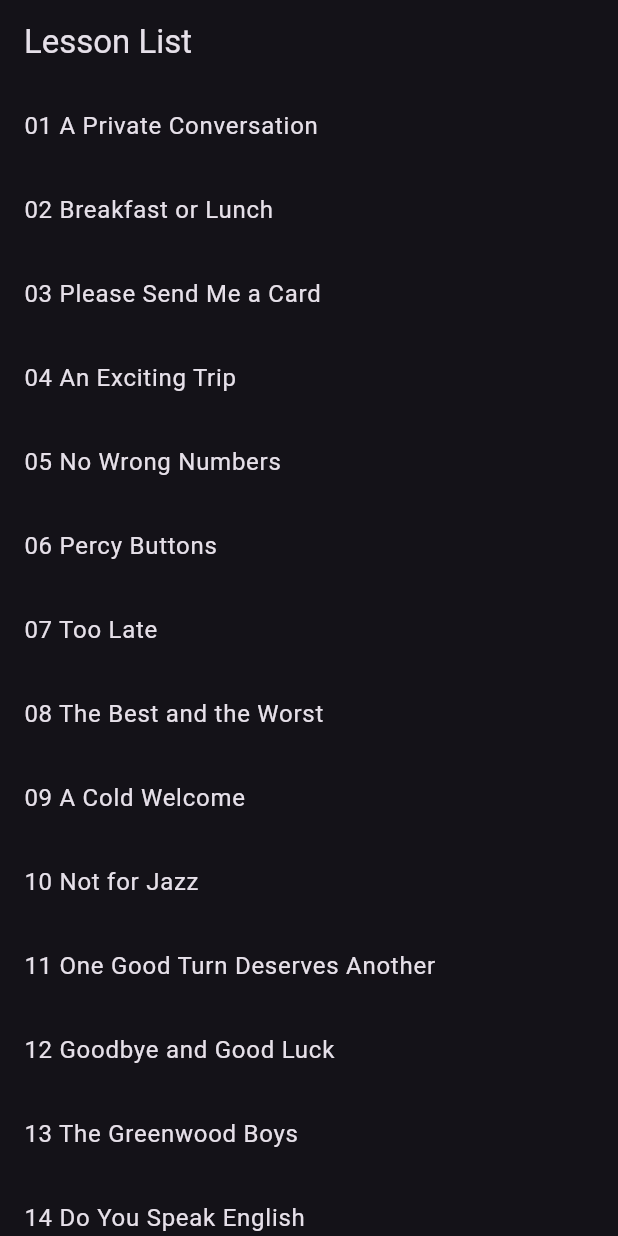
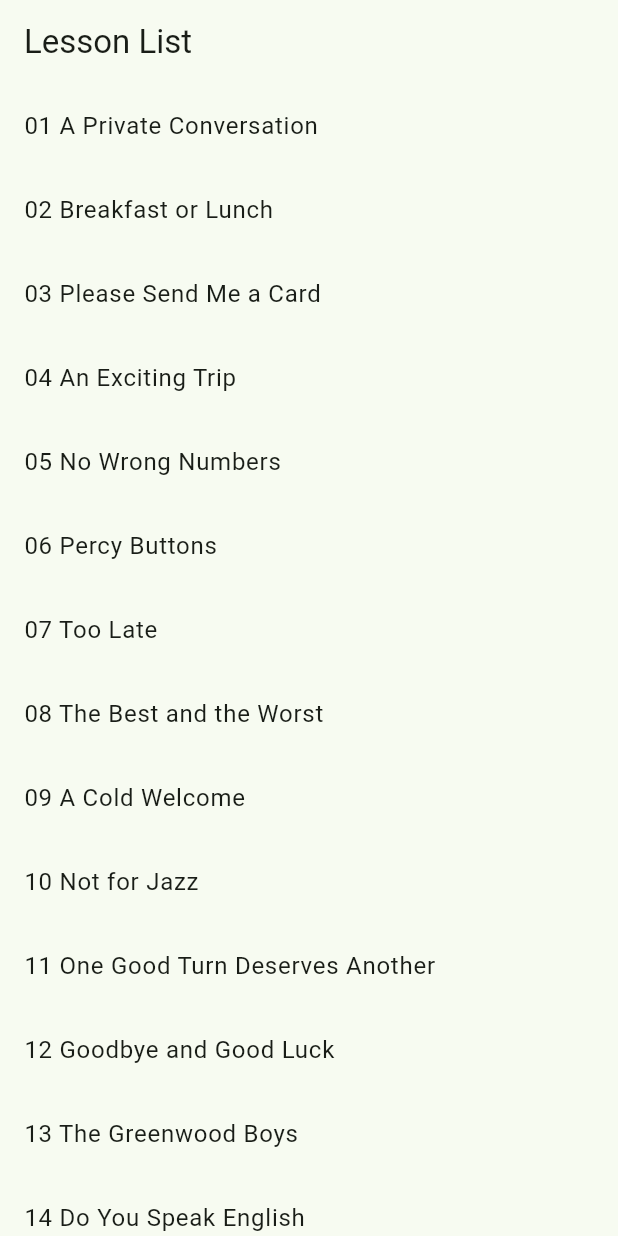
Before and after one commit to cj0x39e/english_drill_app, a Flutter app: the screen it shows after launch, on a phone screen of 412 x 824 dp. Run offline on Flutter 3.47's test engine with Material 3 defaults, Android fonts, the phone set to English and light mode, and no system bars.

Commit message:
Change the theme color

```diff
--- a/lib/main.dart
+++ b/lib/main.dart
@@ -1,4 +1,5 @@
 import 'package:english_drill_app/pages/lesson_list_page.dart';
+import 'package:english_drill_app/utils/colors.dart';
 import 'package:flutter/material.dart';
 
 void main() {
@@ -13,10 +14,9 @@ class MyApp extends StatelessWidget {
     return MaterialApp(
         title: 'English Drill',
         debugShowCheckedModeBanner: false,
-        themeMode: ThemeMode.dark,
-        darkTheme: ThemeData.dark(),
+        themeMode: ThemeMode.system,
         theme: ThemeData(
-          colorScheme: ColorScheme.fromSeed(seedColor: Colors.deepPurple),
+          colorScheme: ColorScheme.fromSeed(seedColor: mainColor),
           useMaterial3: true,
         ),
         home: const LessonListPage());
--- /dev/null
+++ b/lib/utils/colors.dart
@@ -0,0 +1,3 @@
+import 'package:flutter/material.dart';
+
+const mainColor = Color(0xff31762f);
```
